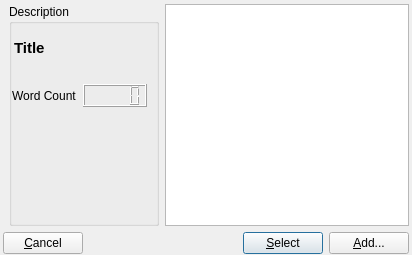
smartboyhw/speechcontrol, file res/ui/manager-book.ui: the form before one commit.
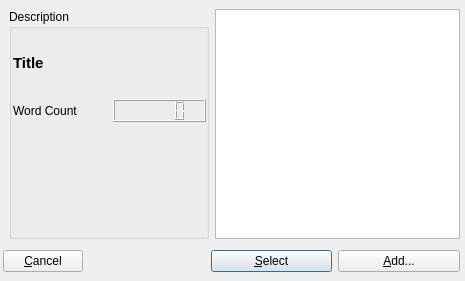
The form after the commit.

Commit message: Increased size of the Book selection dialog.

Patch:
```diff
--- a/res/ui/manager-book.ui
+++ b/res/ui/manager-book.ui
@@ -6,8 +6,8 @@
    <rect>
     <x>0</x>
     <y>0</y>
-    <width>412</width>
-    <height>255</height>
+    <width>465</width>
+    <height>281</height>
    </rect>
   </property>
   <property name="windowTitle">
@@ -21,74 +21,91 @@
     <rect>
      <x>3</x>
      <y>4</y>
-     <width>406</width>
-     <height>250</height>
+     <width>457</width>
+     <height>273</height>
     </rect>
    </property>
    <layout class="QGridLayout" name="gridLayout">
     <item row="0" column="2">
-     <widget class="QListWidget" name="lstBooks"/>
+     <widget class="QListWidget" name="lstBooks">
+      <property name="maximumSize">
+       <size>
+        <width>16777215</width>
+        <height>230</height>
+       </size>
+      </property>
+     </widget>
     </item>
     <item row="0" column="1">
      <widget class="QGroupBox" name="groupBox">
       <property name="minimumSize">
        <size>
-        <width>150</width>
+        <width>200</width>
         <height>0</height>
        </size>
       </property>
       <property name="title">
        <string>Description</string>
       </property>
-      <widget class="QLabel" name="lblTitle">
-       <property name="geometry">
-        <rect>
-         <x>5</x>
-         <y>16</y>
-         <width>138</width>
-         <height>56</height>
-        </rect>
-       </property>
-       <property name="font">
-        <font>
-         <pointsize>11</pointsize>
-         <weight>75</weight>
-         <bold>true</bold>
-        </font>
-       </property>
-       <property name="text">
-        <string>Title</string>
-       </property>
-       <property name="scaledContents">
-        <bool>true</bool>
-       </property>
-       <property name="wordWrap">
-        <bool>true</bool>
-       </property>
-      </widget>
       <widget class="QWidget" name="formLayoutWidget">
        <property name="geometry">
         <rect>
-         <x>3</x>
-         <y>80</y>
-         <width>142</width>
-         <height>32</height>
+         <x>4</x>
+         <y>24</y>
+         <width>193</width>
+         <height>213</height>
         </rect>
        </property>
-       <layout class="QFormLayout" name="formLayout">
-        <property name="fieldGrowthPolicy">
-         <enum>QFormLayout::ExpandingFieldsGrow</enum>
-        </property>
-        <item row="0" column="0">
+       <layout class="QGridLayout" name="gridLayout_2">
+        <item row="1" column="0">
          <widget class="QLabel" name="label">
           <property name="text">
            <string>Word Count</string>
           </property>
          </widget>
         </item>
-        <item row="0" column="1">
+        <item row="1" column="1">
          <widget class="QLCDNumber" name="lcdWordCount"/>
         </item>
+        <item row="0" column="0" colspan="2">
+         <widget class="QLabel" name="lblTitle">
+          <property name="minimumSize">
+           <size>
+            <width>0</width>
+            <height>60</height>
+           </size>
+          </property>
+          <property name="font">
+           <font>
+            <pointsize>11</pointsize>
+            <weight>75</weight>
+            <bold>true</bold>
+           </font>
+          </property>
+          <property name="text">
+           <string>Title</string>
+          </property>
+          <property name="scaledContents">
+           <bool>true</bool>
+          </property>
+          <property name="wordWrap">
+           <bool>true</bool>
+          </property>
+         </widget>
+        </item>
+        <item row="2" column="1">
+         <spacer name="verticalSpacer">
+          <property name="orientation">
+           <enum>Qt::Vertical</enum>
+          </property>
+          <property name="sizeHint" stdset="0">
+           <size>
+            <width>20</width>
+            <height>40</height>
+           </size>
+          </property>
+         </spacer>
+        </item>
        </layout>
       </widget>
       <zorder>formLayoutWidget</zorder>
@@ -97,8 +114,17 @@
     </item>
     <item row="1" column="0" colspan="3">
      <layout class="QHBoxLayout" name="horizontalLayout">
+      <property name="sizeConstraint">
+       <enum>QLayout::SetMaximumSize</enum>
+      </property>
       <item>
        <widget class="QPushButton" name="btnCancel">
+        <property name="sizePolicy">
+         <sizepolicy hsizetype="Preferred" vsizetype="Maximum">
+          <horstretch>0</horstretch>
+          <verstretch>0</verstretch>
+         </sizepolicy>
+        </property>
         <property name="text">
          <string>&amp;Cancel</string>
         </property>
@@ -109,6 +135,9 @@
         <property name="orientation">
          <enum>Qt::Horizontal</enum>
         </property>
+        <property name="sizeType">
+         <enum>QSizePolicy::Expanding</enum>
+        </property>
         <property name="sizeHint" stdset="0">
          <size>
           <width>40</width>
@@ -119,6 +148,12 @@
       </item>
       <item>
        <widget class="QPushButton" name="btnSelect">
+        <property name="sizePolicy">
+         <sizepolicy hsizetype="MinimumExpanding" vsizetype="Maximum">
+          <horstretch>0</horstretch>
+          <verstretch>0</verstretch>
+         </sizepolicy>
+        </property>
         <property name="text">
          <string>&amp;Select</string>
         </property>
@@ -132,6 +167,12 @@
       </item>
       <item>
        <widget class="QPushButton" name="btnAdd">
+        <property name="sizePolicy">
+         <sizepolicy hsizetype="MinimumExpanding" vsizetype="Maximum">
+          <horstretch>0</horstretch>
+          <verstretch>0</verstretch>
+         </sizepolicy>
+        </property>
         <property name="text">
          <string>&amp;Add...</string>
         </property>
```
Left out of the diff: 2 changed lines with no effect on the pictures.
